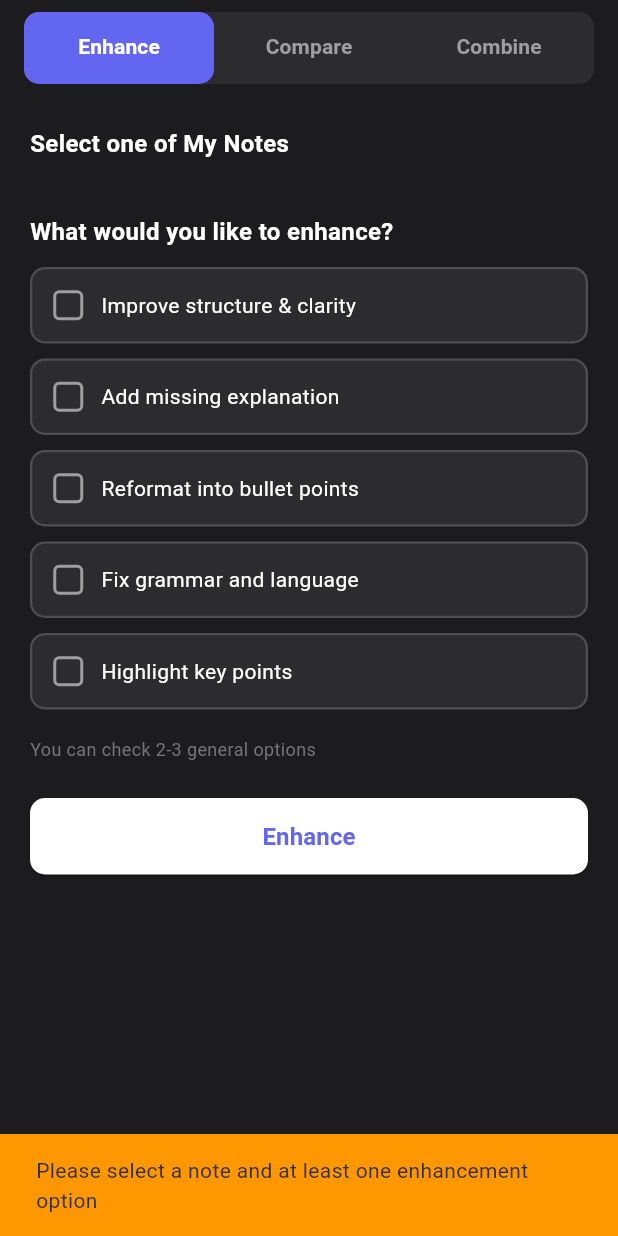
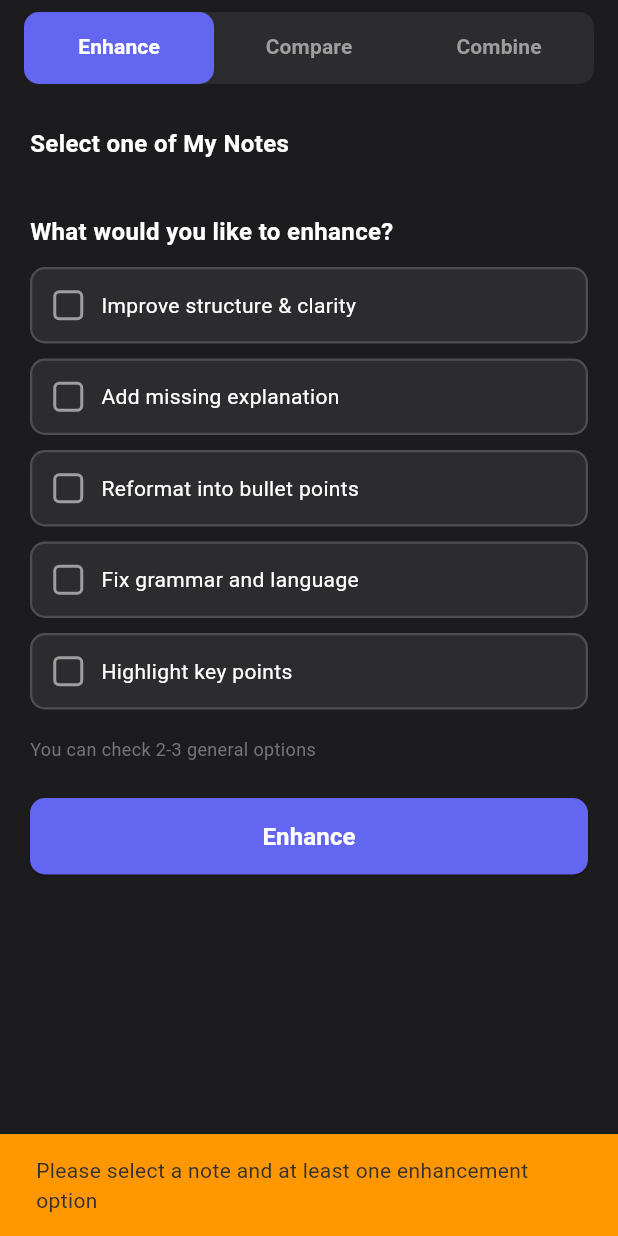
Before and after one commit to Au-Revoir5/NexNote, a Flutter app: the EnhanceNotePage screen opened directly, after a tap on "Enhance", on a phone screen of 412 x 824 dp. Run offline on Flutter 3.47's test engine with Material 3 defaults, Android fonts, the light colour scheme and no system bars; our stand-ins replace file_picker, flutter_dotenv, google_fonts, google_sign_in, open_filex, shared_preferences and 1 more; missing offline and left inert: google_mlkit_text_recognition, pdfx; accounts and stored records are empty; statements that could not run were skipped.

Commit message:
Last Ai Update for a while

```diff
--- a/lib/main/tools.dart
+++ b/lib/main/tools.dart
@@ -1,17 +1,47 @@
+import 'dart:convert';
+import 'dart:typed_data';
+import 'dart:io';
+import 'package:image/image.dart' as im;
 import 'package:flutter/material.dart';
 import 'package:supabase_flutter/supabase_flutter.dart';
 import 'package:http/http.dart' as http;
 import 'package:pdfx/pdfx.dart';
-import 'dart:typed_data';
-import 'dart:convert';
 import 'package:archive/archive.dart';
 import 'package:xml/xml.dart';
 import 'package:flutter_dotenv/flutter_dotenv.dart';
+import 'package:path_provider/path_provider.dart';
+import 'package:google_mlkit_text_recognition/google_mlkit_text_recognition.dart';
 
 const kPrimaryColor = Color(0xFF6366F1);
 const kDarkSurface = Color(0xFF1C1C1E);
 const kCardColor = Color(0xFF2C2C2E);
 const kAccentYellow = Color(0xFFFBBF24);
+
+/// Shared DOCX text extraction so both the card & the enhancer can use it
+String extractTextFromDocxBytes(Uint8List docxBytes, {int? maxChars}) {
+  try {
+    final archive = ZipDecoder().decodeBytes(docxBytes);
+    final documentXml = archive.firstWhere(
+      (file) => file.name == 'word/document.xml',
+    );
+
+    final xmlContent = utf8.decode(documentXml.content as List<int>);
+    final document = XmlDocument.parse(xmlContent);
+    final textNodes = document.findAllElements('w:t');
+    final textContent = textNodes.map((node) => node.innerText).join(' ');
+
+    final cleanedText = textContent.replaceAll(RegExp(r'\s+'), ' ').trim();
+
+    if (maxChars != null && cleanedText.length > maxChars) {
+      return '${cleanedText.substring(0, maxChars)}...';
+    }
+
+    return cleanedText;
+  } catch (e) {
+    debugPrint('Error extracting DOCX text: $e');
+    return '';
+  }
+}
 
 class EnhanceNotePage extends StatefulWidget {
   const EnhanceNotePage({super.key});
@@ -20,7 +50,8 @@ class EnhanceNotePage extends StatefulWidget {
   _EnhanceNotePageState createState() => _EnhanceNotePageState();
 }
 
-class _EnhanceNotePageState extends State<EnhanceNotePage> with SingleTickerProviderStateMixin {
+class _EnhanceNotePageState extends State<EnhanceNotePage>
+    with SingleTickerProviderStateMixin {
   late TabController _tabController;
   List<Map<String, dynamic>> _myNotes = [];
   Map<String, dynamic>? _selectedNote;
@@ -89,11 +120,141 @@ class _EnhanceNotePageState extends State<EnhanceNotePage> with SingleTickerProv
     });
   }
 
+  /// Download file bytes from Supabase URL or plain HTTP
+  Future<Uint8List> _downloadFileBytes(String fileUrl) async {
+    final supabase = Supabase.instance.client;
+
+    if (fileUrl.contains('/storage/v1/object/')) {
+      try {
+        final uri = Uri.parse(fileUrl);
+        final pathSegments = uri.pathSegments;
+
+        final bucketIndex = pathSegments.indexOf('public') != -1
+            ? pathSegments.indexOf('public') + 1
+            : pathSegments.indexOf('sign') + 1;
+
+        if (bucketIndex > 0 && bucketIndex < pathSegments.length) {
+          final bucket = pathSegments[bucketIndex];
+          final filePath = pathSegments.sublist(bucketIndex + 1).join('/');
+
+          return await supabase.storage.from(bucket).download(filePath);
+        } else {
+          throw Exception('Could not parse bucket/path from URL');
+        }
+      } catch (e) {
+        // Fallback to HTTP if storage download fails
+        debugPrint('Supabase storage download failed, trying HTTP: $e');
+      }
+    }
+
+    final response = await http.get(Uri.parse(fileUrl));
+    if (response.statusCode != 200) {
+      throw Exception('HTTP download failed: ${response.statusCode}');
+    }
+    return response.bodyBytes;
+  }
+
+  /// OCR: extract text from PDF bytes using ML Kit
+  Future<String> _extractTextFromPdf(Uint8List pdfBytes) async {
+    try {
+      final document = await PdfDocument.openData(pdfBytes);
+      final textRecognizer = TextRecognizer();
+      final buffer = StringBuffer();
+
+      for (int i = 1; i <= document.pagesCount; i++) {
+        final page = await document.getPage(i);
+        final pageImage = await page.render(
+          width: (page.width * 2),
+          height: (page.height * 2),
+        );
+        await page.close();
+
+        final imageBytes = pageImage?.bytes;
+        if (imageBytes == null || imageBytes.isEmpty) continue;
+
+        final rgbaBytes = imageBytes;
+        final pageW = pageImage!.width ?? 0;
+        final pageH = pageImage.height ?? 0;
+
+        if (pageW == 0 || pageH == 0) {
+          continue; // skip this page if render failed
+        }
+
+        // Convert RGBA → PNG
+        final pngBytes = await _encodeToPng(rgbaBytes, pageW, pageH);
+
+        // Save PNG to temp file
+        final tempDir = await getTemporaryDirectory();
+        final filePath = '${tempDir.path}/pdf_page_$i.png';
+        final file = File(filePath);
+        await file.writeAsBytes(pngBytes, flush: true);
+
+        // OCR using ML Kit
+        final inputImage = InputImage.fromFilePath(filePath);
+        final recognizedText = await textRecognizer.processImage(inputImage);
+
+        buffer.writeln(recognizedText.text);
+
+      }
+
+      await document.close();
+      await textRecognizer.close();
+
+      return buffer.toString().trim();
+    } catch (e) {
+      debugPrint('PDF OCR failed: $e');
+      return '';
+    }
+  }
+
+  Future<Uint8List> _encodeToPng(Uint8List rgba, int width, int height) async {
+    final img = im.Image.fromBytes(
+      width: width,
+      height: height,
+      bytes: rgba.buffer,   // ✔ correct type: ByteBuffer
+      numChannels: 4,       // ✔ RGBA = 4 channels
+    );
+
+    return Uint8List.fromList(im.encodePng(img));
+  }
+
+
+
+  /// Decide how to get text: PDF → OCR, DOCX → XML, else → extracted_text column
+  Future<String> _getTextForSelectedNote() async {
+    final note = _selectedNote!;
+    final fileType =
+        (note['file_type'] ?? '').toString().toLowerCase().trim();
+
+    // If note is based on a file (pdf/docx)
+    if (fileType == 'pdf' || fileType == 'docx') {
+      final fileUrl = (note['file_url'] ?? '').toString();
+      if (fileUrl.isEmpty) {
+        throw Exception('No file URL found in the selected note');
+      }
+
+      final fileBytes = await _downloadFileBytes(fileUrl);
+
+      if (fileType == 'pdf') {
+        final text = await _extractTextFromPdf(fileBytes);
+        return text;
+      } else {
+        // DOCX
+        final text = extractTextFromDocxBytes(fileBytes);
+        return text;
+      }
+    }
+
+    // Fallback to text stored in DB (for plain text notes)
+    return (note['extracted_text'] ?? '').toString();
+  }
+
   Future<void> _enhanceNote() async {
     if (_selectedNote == null || _selectedOptions.isEmpty) {
       ScaffoldMessenger.of(context).showSnackBar(
         const SnackBar(
-          content: Text('Please select a note and at least one enhancement option'),
+          content:
+              Text('Please select a note and at least one enhancement option'),
           backgroundColor: Colors.orange,
         ),
       );
@@ -102,17 +263,34 @@ class _EnhanceNotePageState extends State<EnhanceNotePage> with SingleTickerProv
 
     setState(() {
       _isEnhancing = true;
+      _aiOverview = null;
     });
 
     try {
       final apiKey = dotenv.env['GEMINI_API_KEY'] ?? "";
 
+      if (apiKey.isEmpty) {
+        throw Exception('Gemini API key not found in .env file');
+      }
+
       final url =
-          "https://generativelanguage.googleapis.com/v1beta/models/gemini-1.5-flash:generateContent?key=$apiKey";
+          "https://api.generativelanguage.googleapis.com/v1beta/models/gemini-1.5-pro-latest:generateContent?key=$apiKey";
+
+
+      // 🔥 NEW: extract text dynamically (PDF OCR / DOCX / DB text)
+      String extractedText = await _getTextForSelectedNote();
+
+      if (extractedText.trim().isEmpty) {
+        throw Exception('No text content found in the selected note');
+      }
 
       final prompt =
-          "Here is a document:\n\n${_selectedNote!['extracted_text']}\n\n"
-          "Please enhance it by applying: ${_selectedOptions.join(', ')}.";
+          "You are a helpful assistant that enhances documents. "
+          "Here is a document:\n\n$extractedText\n\n"
+          "Please enhance it by applying the following improvements: ${_selectedOptions.join(', ')}. "
+          "Return only the enhanced content without any preamble or explanation.";
+
+      print('Sending request to Gemini API...');
 
       final response = await http.post(
         Uri.parse(url),
@@ -124,49 +302,108 @@ class _EnhanceNotePageState extends State<EnhanceNotePage> with SingleTickerProv
                 {"text": prompt}
               ]
             }
-          ]
+          ],
+          "generationConfig": {
+            "temperature": 0.7,
+            "topK": 40,
+            "topP": 0.95,
+            "maxOutputTokens": 2048,
+          }
         }),
       );
 
+      print('Response status: ${response.statusCode}');
+      print('Response body: ${response.body}');
+
+      if (response.statusCode != 200) {
+        throw Exception(
+            'API request failed with status ${response.statusCode}: ${response.body}');
+      }
+
       final data = jsonDecode(response.body);
 
-      // -----------------------------
-      // FIXED GEMINI TEXT EXTRACTION
-      // -----------------------------
-      String extracted = "AI returned no text.";
+      String extracted = "";
 
+      // Check for error in response
+      if (data["error"] != null) {
+        throw Exception(
+            'Gemini API Error: ${data["error"]["message"] ?? "Unknown error"}');
+      }
+
+      // Extract text from response
       if (data["candidates"] != null && data["candidates"].isNotEmpty) {
         final candidate = data["candidates"][0];
 
-        // Case 1: content.parts[].text
-        if (candidate["content"]?["parts"] != null) {
-          final parts = candidate["content"]["parts"];
-          extracted = parts.map((p) => p["text"] ?? "").join("\n");
+        // Check if content was blocked
+        if (candidate["finishReason"] == "SAFETY") {
+          throw Exception('Content was blocked by safety filters');
         }
 
-        // Case 2: content is a LIST (older/alternate format)
-        else if (candidate["content"] is List) {
-          final parts = candidate["content"];
-          extracted =
-              parts.map((p) => p["text"] ?? "").join("\n");
+        // Extract text from content.parts
+        if (candidate["content"]?["parts"] != null) {
+          final parts = candidate["content"]["parts"] as List;
+          extracted = parts
+              .where((p) => p["text"] != null)
+              .map((p) => p["text"] as String)
+              .join("\n");
         }
       }
 
+      if (extracted.trim().isEmpty) {
+        throw Exception('No text was generated by the AI');
+      }
+
       setState(() {
-        _aiOverview = extracted.trim().isEmpty
-            ? "AI returned no text."
-            : extracted;
+        _aiOverview = extracted.trim();
       });
+
+      if (mounted) {
+        ScaffoldMessenger.of(context).showSnackBar(
+          const SnackBar(
+            content: Text('Note enhanced successfully!'),
+            backgroundColor: Colors.green,
+            duration: Duration(seconds: 2),
+          ),
+        );
+      }
     } catch (e) {
       print("Gemini error: $e");
+
+      String errorMessage = "Error enhancing note: ";
+      if (e.toString().contains('API key')) {
+        errorMessage += "Please check your API key in .env file";
+      } else if (e.toString().contains('No text content')) {
+        errorMessage += "Selected note has no text content";
+      } else if (e.toString().contains('safety filters')) {
+        errorMessage += "Content was blocked by safety filters";
+      } else if (e.toString().contains('404')) {
+        errorMessage += "API endpoint not found. Check model name";
+      } else if (e.toString().contains('429')) {
+        errorMessage += "Rate limit exceeded. Please try again later";
+      } else {
+        errorMessage += e.toString().replaceAll('Exception: ', '');
+      }
+
       setState(() {
-        _aiOverview = "Error contacting Gemini API.";
+        _aiOverview = errorMessage;
       });
+
+      if (mounted) {
+        ScaffoldMessenger.of(context).showSnackBar(
+          SnackBar(
+            content: Text(errorMessage),
+            backgroundColor: Colors.red,
+            duration: const Duration(seconds: 4),
+          ),
+        );
+      }
+    } finally {
+      if (mounted) {
+        setState(() {
+          _isEnhancing = false;
+        });
+      }
     }
-
-    setState(() {
-      _isEnhancing = false;
-    });
   }
 
   @override
@@ -310,13 +547,10 @@ class _EnhanceNotePageState extends State<EnhanceNotePage> with SingleTickerProv
                         width: 20,
                         height: 20,
                         decoration: BoxDecoration(
-                          color: isSelected
-                              ? kPrimaryColor
-                              : Colors.transparent,
+                          color:
+                              isSelected ? kPrimaryColor : Colors.transparent,
                           border: Border.all(
-                            color: isSelected
-                                ? kPrimaryColor
-                                : Colors.grey,
+                            color: isSelected ? kPrimaryColor : Colors.grey,
                             width: 2,
                           ),
                           borderRadius: BorderRadius.circular(4),
@@ -362,26 +596,26 @@ class _EnhanceNotePageState extends State<EnhanceNotePage> with SingleTickerProv
             child: ElevatedButton(
               onPressed: _isEnhancing ? null : _enhanceNote,
               style: ElevatedButton.styleFrom(
-                backgroundColor: Colors.white,
-                foregroundColor: kPrimaryColor,
+                backgroundColor: kPrimaryColor,
                 padding: const EdgeInsets.symmetric(vertical: 14),
                 shape: RoundedRectangleBorder(
                   borderRadius: BorderRadius.circular(10),
                 ),
-                disabledBackgroundColor: Colors.white.withOpacity(0.5),
+                disabledBackgroundColor: kPrimaryColor.withOpacity(0.5),
               ),
               child: _isEnhancing
                   ? const SizedBox(
                       height: 18,
                       width: 18,
                       child: CircularProgressIndicator(
-                        color: kPrimaryColor,
+                        color: Colors.white,
                         strokeWidth: 2,
                       ),
                     )
                   : const Text(
                       'Enhance',
                       style: TextStyle(
+                        color: Colors.white,
                         fontSize: 16,
                         fontWeight: FontWeight.w600,
                       ),
@@ -450,93 +684,6 @@ class _EnhanceNotePageState extends State<EnhanceNotePage> with SingleTickerProv
                   ),
                 ],
               ),
-            ),
-            const SizedBox(height: 16),
-            SizedBox(
-              width: double.infinity,
-              child: OutlinedButton.icon(
-                onPressed: () {},
-                icon: const Icon(Icons.note_add, size: 18),
-                label: const Text(
-                  'Save as New Note',
-                  style: TextStyle(
-                    fontSize: 14,
-                    fontWeight: FontWeight.w600,
-                  ),
-                ),
-                style: OutlinedButton.styleFrom(
-                  foregroundColor: Colors.white,
-                  side: const BorderSide(color: Colors.white, width: 1.5),
-                  padding: const EdgeInsets.symmetric(vertical: 14),
-                  shape: RoundedRectangleBorder(
-                    borderRadius: BorderRadius.circular(10),
-                  ),
-                ),
-              ),
-            ),
-            const SizedBox(height: 24),
-            const Center(
-              child: Text(
-                'Want to compare or combine this\nnote with another?',
-                style: TextStyle(
-                  color: Colors.white,
-                  fontSize: 15,
-                  fontWeight: FontWeight.w500,
-                ),
-                textAlign: TextAlign.center,
-              ),
-            ),
-            const SizedBox(height: 16),
-            Row(
-              children: [
-                Expanded(
-                  child: OutlinedButton(
-                    onPressed: () {
-                      _tabController.animateTo(1);
-                    },
-                    style: OutlinedButton.styleFrom(
-                      foregroundColor: kPrimaryColor,
-                      side: const BorderSide(color: Colors.white, width: 1.5),
-                      padding: const EdgeInsets.symmetric(vertical: 14),
-                      shape: RoundedRectangleBorder(
-                        borderRadius: BorderRadius.circular(10),
-                      ),
-                      backgroundColor: Colors.white,
-                    ),
-                    child: const Text(
-                      'Compare',
-                      style: TextStyle(
-                        fontSize: 14,
-                        fontWeight: FontWeight.w600,
-                      ),
-                    ),
-                  ),
-                ),
-                const SizedBox(width: 12),
-                Expanded(
-                  child: OutlinedButton(
-                    onPressed: () {
-                      _tabController.animateTo(2);
-                    },
-                    style: OutlinedButton.styleFrom(
-                      foregroundColor: kPrimaryColor,
-                      side: const BorderSide(color: Colors.white, width: 1.5),
-                      padding: const EdgeInsets.symmetric(vertical: 14),
-                      shape: RoundedRectangleBorder(
-                        borderRadius: BorderRadius.circular(10),
-                      ),
-                      backgroundColor: Colors.white,
-                    ),
-                    child: const Text(
-                      'Combine',
-                      style: TextStyle(
-                        fontSize: 14,
-                        fontWeight: FontWeight.w600,
-                      ),
-                    ),
-                  ),
-                ),
-              ],
             ),
           ],
 
@@ -741,7 +888,8 @@ class _NoteCardEnhanceState extends State<NoteCardEnhance> {
         docxBytes = response.bodyBytes;
       }
 
-      final extractedText = await _extractTextFromDocx(docxBytes);
+      final extractedText =
+          extractTextFromDocxBytes(docxBytes, maxChars: 500);
 
       if (mounted) {
         setState(() {
@@ -757,31 +905,6 @@ class _NoteCardEnhanceState extends State<NoteCardEnhance> {
           _isLoadingThumbnail = false;
         });
       }
-    }
-  }
-
-  Future<String> _extractTextFromDocx(Uint8List docxBytes) async {
-    try {
-      final archive = ZipDecoder().decodeBytes(docxBytes);
-      final documentXml = archive.firstWhere(
-        (file) => file.name == 'word/document.xml',
-      );
-
-      final xmlContent = utf8.decode(documentXml.content as List<int>);
-      final document = XmlDocument.parse(xmlContent);
-      final textNodes = document.findAllElements('w:t');
-      final textContent = textNodes.map((node) => node.innerText).join(' ');
-
-      final cleanedText = textContent
-          .replaceAll(RegExp(r'\s+'), ' ')
-          .trim();
-
-      return cleanedText.length > 500
-          ? '${cleanedText.substring(0, 500)}...'
-          : cleanedText;
-    } catch (e) {
-      debugPrint('Error extracting DOCX text: $e');
-      return '';
     }
   }
 
@@ -917,7 +1040,8 @@ class _NoteCardEnhanceState extends State<NoteCardEnhance> {
               ),
               const SizedBox(width: 6),
               Container(
-                padding: const EdgeInsets.symmetric(horizontal: 6, vertical: 3),
+                padding:
+                    const EdgeInsets.symmetric(horizontal: 6, vertical: 3),
                 decoration: BoxDecoration(
                   color: Colors.blue.shade700,
                   borderRadius: BorderRadius.circular(4),
@@ -1005,7 +1129,8 @@ class _NoteCardEnhanceState extends State<NoteCardEnhance> {
             ),
             const SizedBox(height: 12),
             Container(
-              padding: const EdgeInsets.symmetric(horizontal: 10, vertical: 4),
+              padding:
+                  const EdgeInsets.symmetric(horizontal: 10, vertical: 4),
               decoration: BoxDecoration(
                 color: Colors.white,
                 borderRadius: BorderRadius.circular(8),
--- a/pubspec.yaml
+++ b/pubspec.yaml
@@ -17,13 +17,17 @@ dependencies:
   google_sign_in: ^6.1.5
   url_launcher: ^6.2.1
   open_filex: ^4.3.4
-  path_provider: ^2.1.1
+  path_provider: ^2.1.5
   http: ^1.1.0
   pdfx: ^2.6.0
   cupertino_icons: ^1.0.8
   google_fonts: ^6.2.1
   archive: ^3.4.10
   xml: ^6.5.0
+  syncfusion_flutter_pdf: ^27.2.5
+  google_mlkit_text_recognition: ^0.15.0
+  image: ^4.1.3
+
 
 dev_dependencies:
   flutter_test:
```
Also changed, not shown: lib/services/gemini_service.dart (deleted, +0 -73 lines), pubspec.lock, 2 other files.
